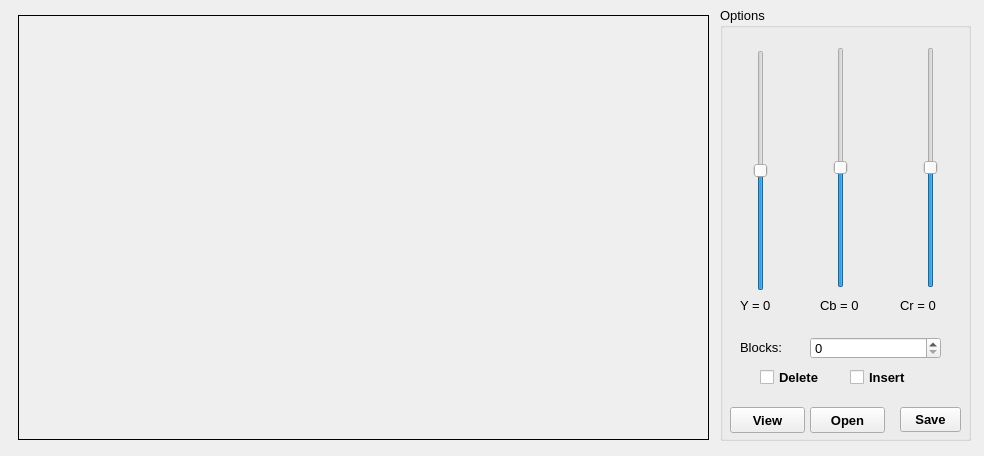
VQD-BSV-Official/RecoveryJpeg, file GUI/Widget/Edit_Image.ui: the form before one commit.
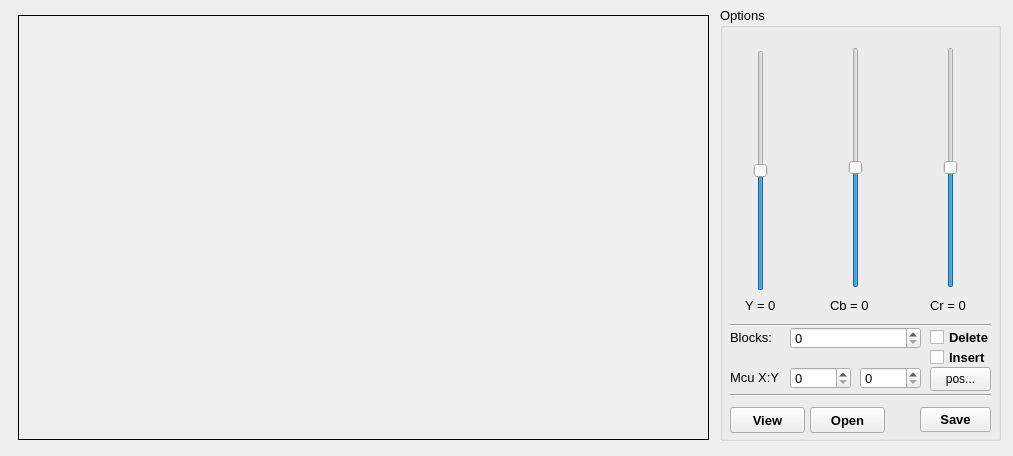
The form after the commit. Icons and pictures are not drawn.

```diff
--- a/GUI/Widget/Edit_Image.ui
+++ b/GUI/Widget/Edit_Image.ui
@@ -6,7 +6,7 @@
    <rect>
     <x>0</x>
     <y>0</y>
-    <width>984</width>
+    <width>1013</width>
     <height>456</height>
    </rect>
   </property>
@@ -44,7 +44,7 @@
     <rect>
      <x>720</x>
      <y>7</y>
-     <width>251</width>
+     <width>281</width>
      <height>434</height>
     </rect>
    </property>
@@ -78,7 +78,7 @@
    <widget class="QLabel" name="label_3">
     <property name="geometry">
      <rect>
-      <x>110</x>
+      <x>125</x>
       <y>20</y>
       <width>21</width>
       <height>16</height>
@@ -96,7 +96,7 @@
    <widget class="QSlider" name="slider_cb">
     <property name="geometry">
      <rect>
-      <x>110</x>
+      <x>125</x>
       <y>40</y>
       <width>22</width>
       <height>241</height>
@@ -115,7 +115,7 @@
    <widget class="QSlider" name="slider_cr">
     <property name="geometry">
      <rect>
-      <x>200</x>
+      <x>220</x>
       <y>40</y>
       <width>22</width>
       <height>241</height>
@@ -134,7 +134,7 @@
    <widget class="QLabel" name="label_2">
     <property name="geometry">
      <rect>
-      <x>200</x>
+      <x>220</x>
       <y>17</y>
       <width>21</width>
       <height>16</height>
@@ -173,48 +173,10 @@
      <pixmap>C:/Users/bevis/Desktop/white.jpg</pixmap>
     </property>
    </widget>
-   <widget class="QCheckBox" name="b0x_d3l3t3">
-    <property name="geometry">
-     <rect>
-      <x>40</x>
-      <y>360</y>
-      <width>81</width>
-      <height>20</height>
-     </rect>
-    </property>
-    <property name="font">
-     <font>
-      <pointsize>10</pointsize>
-      <bold>true</bold>
-     </font>
-    </property>
-    <property name="text">
-     <string>Delete</string>
-    </property>
-   </widget>
-   <widget class="QCheckBox" name="b0x_ins3rt">
-    <property name="geometry">
-     <rect>
-      <x>130</x>
-      <y>360</y>
-      <width>71</width>
-      <height>20</height>
-     </rect>
-    </property>
-    <property name="font">
-     <font>
-      <pointsize>10</pointsize>
-      <bold>true</bold>
-     </font>
-    </property>
-    <property name="text">
-     <string>Insert</string>
-    </property>
-   </widget>
    <widget class="QLabel" name="l_y">
     <property name="geometry">
      <rect>
-      <x>20</x>
+      <x>25</x>
       <y>288</y>
       <width>71</width>
       <height>20</height>
@@ -227,7 +189,7 @@
    <widget class="QLabel" name="l_cr">
     <property name="geometry">
      <rect>
-      <x>180</x>
+      <x>210</x>
       <y>290</y>
       <width>71</width>
       <height>16</height>
@@ -240,7 +202,7 @@
    <widget class="QLabel" name="l_cb">
     <property name="geometry">
      <rect>
-      <x>100</x>
+      <x>110</x>
       <y>290</y>
       <width>71</width>
       <height>16</height>
@@ -250,11 +212,30 @@
      <string>Cb = 0</string>
     </property>
    </widget>
+   <widget class="QCheckBox" name="b0x_ins3rt">
+    <property name="geometry">
+     <rect>
+      <x>210</x>
+      <y>340</y>
+      <width>71</width>
+      <height>20</height>
+     </rect>
+    </property>
+    <property name="font">
+     <font>
+      <pointsize>10</pointsize>
+      <bold>true</bold>
+     </font>
+    </property>
+    <property name="text">
+     <string>Insert</string>
+    </property>
+   </widget>
    <widget class="QLabel" name="label_8">
     <property name="geometry">
      <rect>
-      <x>20</x>
-      <y>330</y>
+      <x>10</x>
+      <y>320</y>
       <width>61</width>
       <height>20</height>
      </rect>
@@ -263,63 +244,109 @@
      <string>Blocks:</string>
     </property>
    </widget>
-   <widget class="QPushButton" name="b_Open">
-    <property name="geometry">
-     <rect>
-      <x>90</x>
-      <y>400</y>
-      <width>75</width>
-      <height>26</height>
-     </rect>
-    </property>
-    <property name="font">
-     <font>
-      <pointsize>10</pointsize>
-      <bold>true</bold>
-     </font>
-    </property>
-    <property name="text">
-     <string>Open</string>
-    </property>
-   </widget>
-   <widget class="QPushButton" name="b_View">
-    <property name="geometry">
-     <rect>
-      <x>10</x>
-      <y>400</y>
-      <width>75</width>
-      <height>26</height>
-     </rect>
-    </property>
-    <property name="font">
-     <font>
-      <pointsize>10</pointsize>
-      <bold>true</bold>
-     </font>
-    </property>
-    <property name="text">
-     <string>View</string>
-    </property>
-   </widget>
    <widget class="QSpinBox" name="spinBox">
     <property name="geometry">
      <rect>
-      <x>90</x>
-      <y>330</y>
+      <x>70</x>
+      <y>320</y>
       <width>131</width>
       <height>22</height>
      </rect>
     </property>
     <property name="maximum">
-     <number>200</number>
+     <number>999</number>
+    </property>
+   </widget>
+   <widget class="QCheckBox" name="b0x_d3l3t3">
+    <property name="geometry">
+     <rect>
+      <x>210</x>
+      <y>320</y>
+      <width>71</width>
+      <height>20</height>
+     </rect>
+    </property>
+    <property name="font">
+     <font>
+      <pointsize>10</pointsize>
+      <bold>true</bold>
+     </font>
+    </property>
+    <property name="text">
+     <string>Delete</string>
+    </property>
+   </widget>
+   <widget class="Line" name="line">
+    <property name="geometry">
+     <rect>
+      <x>10</x>
+      <y>310</y>
+      <width>261</width>
+      <height>16</height>
+     </rect>
+    </property>
+    <property name="orientation">
+     <enum>Qt::Horizontal</enum>
+    </property>
+   </widget>
+   <widget class="QSpinBox" name="spinBox_2">
+    <property name="geometry">
+     <rect>
+      <x>70</x>
+      <y>360</y>
+      <width>61</width>
+      <height>22</height>
+     </rect>
+    </property>
+    <property name="maximum">
+     <number>999</number>
+    </property>
+   </widget>
+   <widget class="QLabel" name="label_9">
+    <property name="geometry">
+     <rect>
+      <x>10</x>
+      <y>360</y>
+      <width>61</width>
+      <height>20</height>
+     </rect>
+    </property>
+    <property name="text">
+     <string>Mcu X:Y</string>
+    </property>
+   </widget>
+   <widget class="QSpinBox" name="spinBox_3">
+    <property name="geometry">
+     <rect>
+      <x>140</x>
+      <y>360</y>
+      <width>61</width>
+      <height>22</height>
+     </rect>
+    </property>
+    <property name="maximum">
+     <number>999</number>
+    </property>
+   </widget>
+   <widget class="Line" name="line_2">
+    <property name="geometry">
+     <rect>
+      <x>10</x>
+      <y>380</y>
+      <width>261</width>
+      <height>16</height>
+     </rect>
+    </property>
+    <property name="orientation">
+     <enum>Qt::Horizontal</enum>
     </property>
    </widget>
    <widget class="QPushButton" name="b_Save">
     <property name="geometry">
      <rect>
-      <x>180</x>
+      <x>200</x>
       <y>400</y>
-      <width>61</width>
+      <width>71</width>
       <height>25</height>
      </rect>
     </property>
@@ -333,6 +360,62 @@
      <string>Save</string>
     </property>
    </widget>
+   <widget class="QPushButton" name="b_Open">
+    <property name="geometry">
+     <rect>
+      <x>90</x>
+      <y>400</y>
+      <width>75</width>
+      <height>26</height>
+     </rect>
+    </property>
+    <property name="font">
+     <font>
+      <pointsize>10</pointsize>
+      <bold>true</bold>
+     </font>
+    </property>
+    <property name="text">
+     <string>Open</string>
+    </property>
+   </widget>
+   <widget class="QPushButton" name="b_View">
+    <property name="geometry">
+     <rect>
+      <x>10</x>
+      <y>400</y>
+      <width>75</width>
+      <height>26</height>
+     </rect>
+    </property>
+    <property name="font">
+     <font>
+      <pointsize>10</pointsize>
+      <bold>true</bold>
+     </font>
+    </property>
+    <property name="text">
+     <string>View</string>
+    </property>
+   </widget>
+   <widget class="QPushButton" name="pushButton">
+    <property name="geometry">
+     <rect>
+      <x>210</x>
+      <y>360</y>
+      <width>61</width>
+      <height>24</height>
+     </rect>
+    </property>
+    <property name="font">
+     <font>
+      <pointsize>9</pointsize>
+     </font>
+    </property>
+    <property name="text">
+     <string>pos...</string>
+    </property>
+   </widget>
   </widget>
  </widget>
  <resources/>
```
